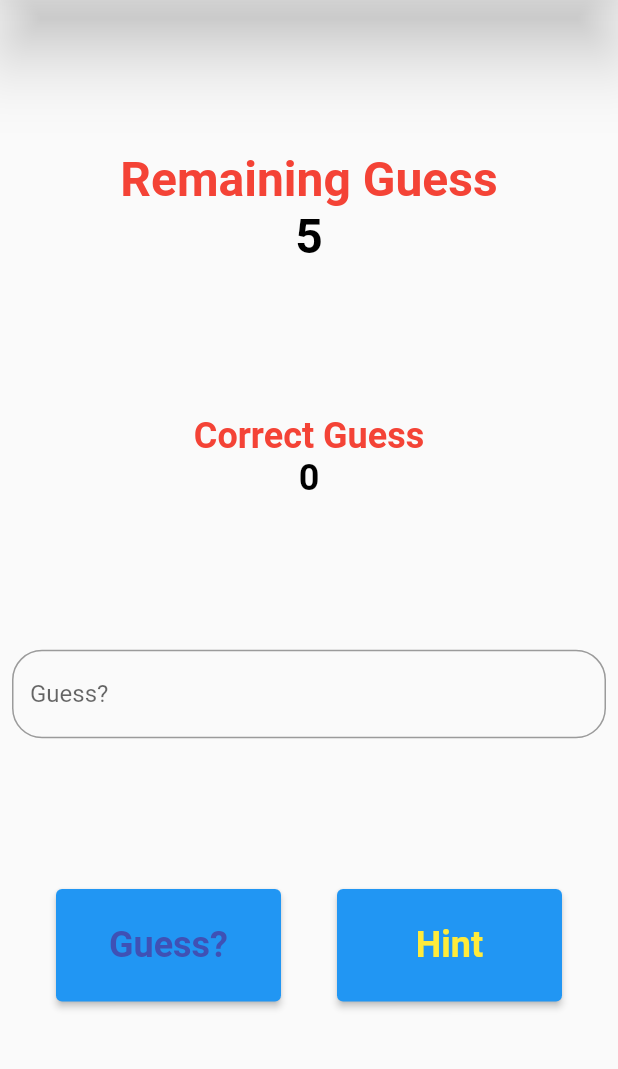
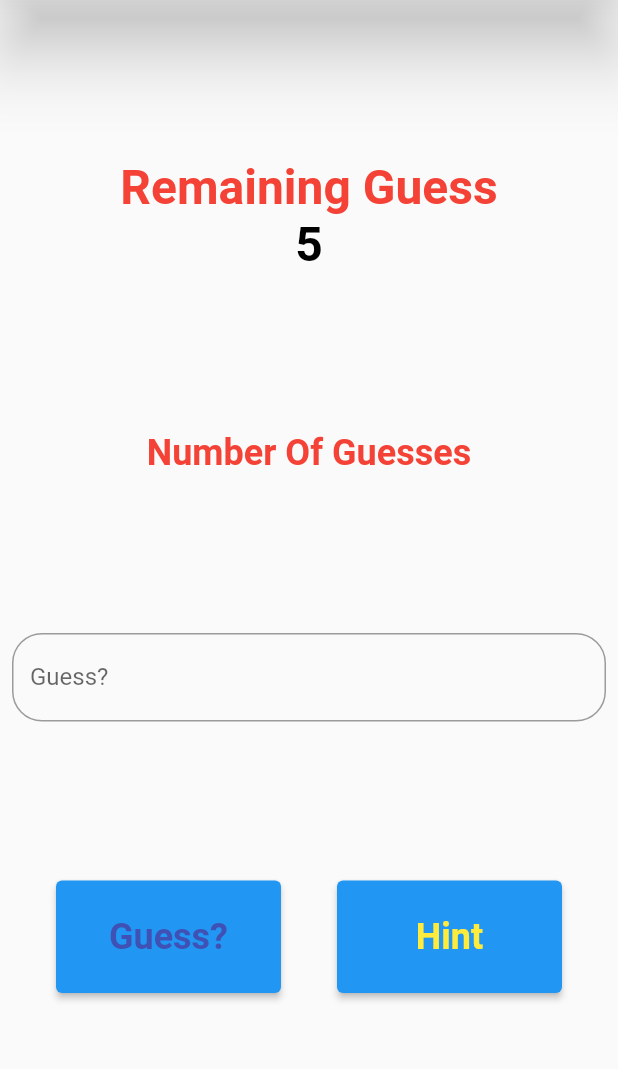
Before and after one commit to yakupbilgen/number-guess, a Flutter app: the GameScreen screen opened by its route, on a phone screen of 412 x 824 dp, the part 84-1153 px from its top. Run offline on Flutter 3.47's test engine with Material 2 defaults, Android fonts, the phone set to English and light mode, and no system bars.

Commit message:
game screen

```diff
--- a/lib/constants/app_text_contansts.dart
+++ b/lib/constants/app_text_contansts.dart
@@ -7,7 +7,7 @@ class AppTextContants {
   static const gameScreenGuessButton = 'Guess?';
   static const gameScreenHintButton = 'Hint';
   static const gameScreenRemainingGuess = 'Remaining Guess';
-  static const gameScreenCorrectGuess = 'Correct Guess';
+  static const gameScreenNumberOfGuesses = 'Number Of Guesses';
   static const gameScreenLabelText = 'Guess?';
 
   static const appBarTitleResultScreen = 'Result';
--- a/lib/screen/game_screen.dart
+++ b/lib/screen/game_screen.dart
@@ -17,7 +17,6 @@ class _GameScreenState extends State<GameScreen> {
   TextEditingController myTextController = TextEditingController();
 
   final int remainigGuess = 5;
-  final int correctGuess = 0;
   late int myRandomNumber;
   Random rnd = Random();
 
@@ -57,17 +56,9 @@ class _GameScreenState extends State<GameScreen> {
                 ),
               ],
             ),
-            Column(
-              children: [
-                Text(
-                  AppTextContants.gameScreenCorrectGuess,
-                  style: myTextStyle(24, Colors.red),
-                ),
-                Text(
-                  correctGuess.toString(),
-                  style: myTextStyle(24, Colors.black),
-                ),
-              ],
+            Text(
+              AppTextContants.gameScreenNumberOfGuesses,
+              style: myTextStyle(24, Colors.red),
             ),
             Padding(
               padding: const EdgeInsets.only(left: 8.0, right: 8.0),
```
